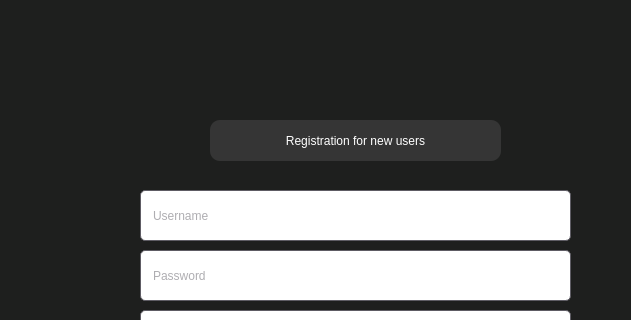
Before: the Qt Designer form ui/reg_page.ui in tesla1618/RedShiftIndex, drawn with Qt 5; both pictures show x 0 to 631 and y 0 to 320 of the 720 by 550 pixel window.
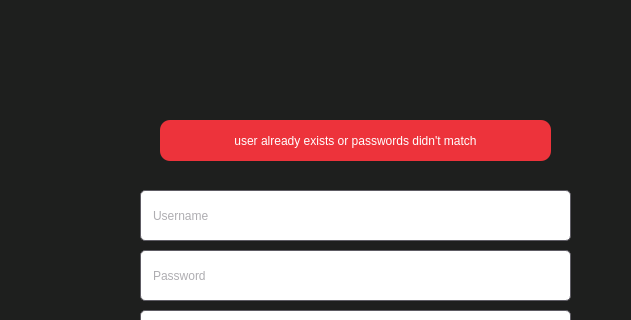
After: the same form once the commit is applied. Icons and pictures are not drawn.

Commit message: added error message box

```diff
--- a/ui/reg_page.ui
+++ b/ui/reg_page.ui
@@ -214,6 +214,28 @@
 ACCOUNT?</string>
     </property>
    </widget>
+   <widget class="QLabel" name="errorMsg">
+    <property name="geometry">
+     <rect>
+      <x>160</x>
+      <y>120</y>
+      <width>391</width>
+      <height>41</height>
+     </rect>
+    </property>
+    <property name="styleSheet">
+     <string notr="true">background: rgb(237, 51, 59);
+border-radius:10px;
+color: white;
+padding: 10px;</string>
+    </property>
+    <property name="text">
+     <string>user already exists or passwords didn't match</string>
+    </property>
+    <property name="alignment">
+     <set>Qt::AlignCenter</set>
+    </property>
+   </widget>
    <zorder>wlcText</zorder>
    <zorder>regBtn</zorder>
    <zorder>logo</zorder>
@@ -221,6 +243,7 @@
    <zorder>passwd</zorder>
    <zorder>passwd_2</zorder>
    <zorder>loginBtn</zorder>
+   <zorder>errorMsg</zorder>
   </widget>
   <widget class="QStatusBar" name="statusbar"/>
  </widget>
```
